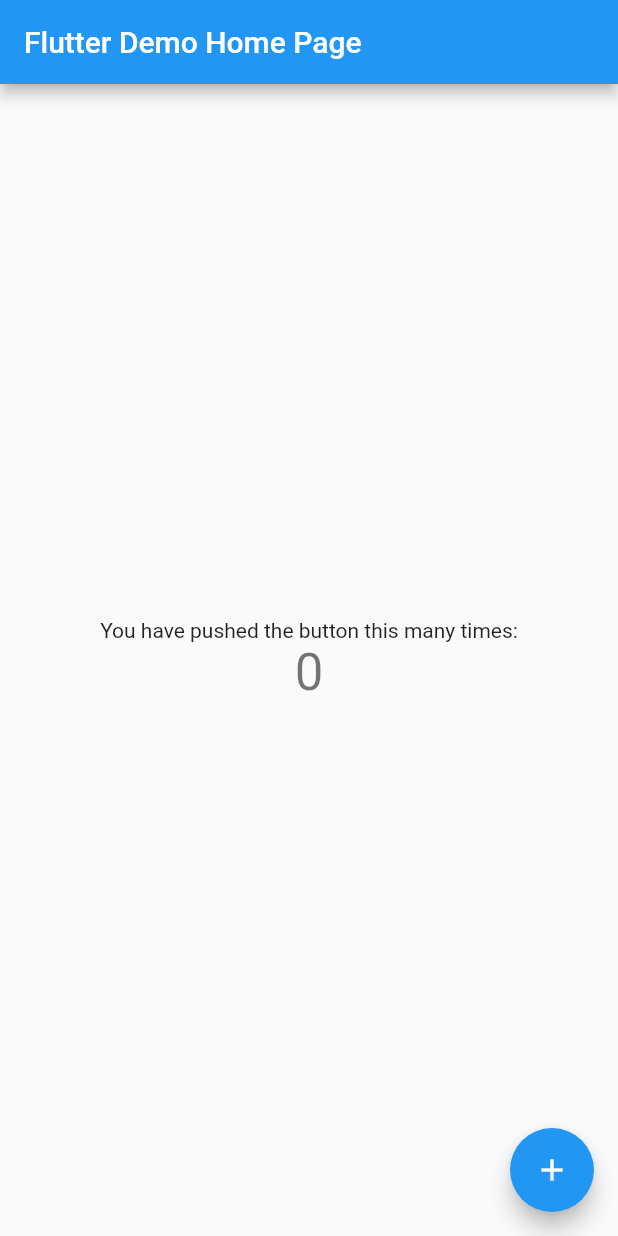
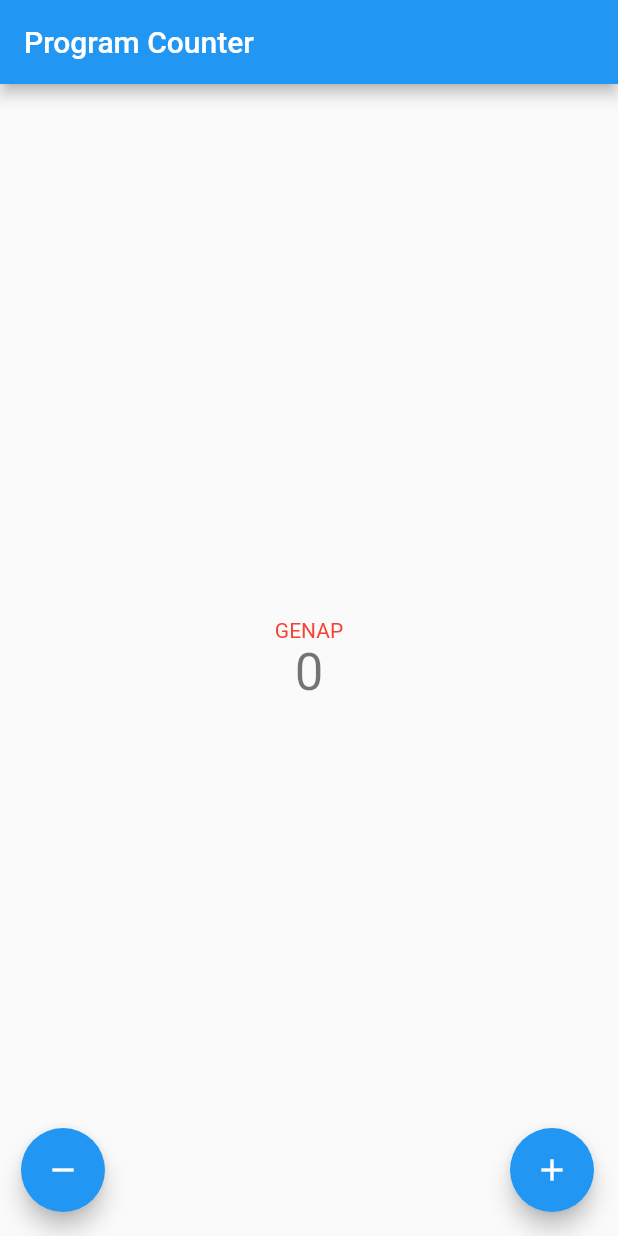
Before and after one commit to kezianatalia/pbp-flutter-lab, a Flutter app: the screen it shows after launch, on a phone screen of 412 x 824 dp. Run offline on Flutter 3.47's test engine with Material 2 defaults, Android fonts, the phone set to English and light mode, and no system bars.

Commit message:
program counter done

```diff
--- a/counter_7/lib/main.dart
+++ b/counter_7/lib/main.dart
@@ -24,7 +24,7 @@ class MyApp extends StatelessWidget {
         // is not restarted.
         primarySwatch: Colors.blue,
       ),
-      home: const MyHomePage(title: 'Flutter Demo Home Page'),
+      home: const MyHomePage(title: 'Program Counter'),
     );
   }
 }
@@ -58,6 +58,12 @@ class _MyHomePageState extends State<MyHomePage> {
       // _counter without calling setState(), then the build method would not be
       // called again, and so nothing would appear to happen.
       _counter++;
+    });
+  }
+
+  void _decrementCounter() {
+    setState(() {
+      if (_counter > 0) _counter--;
     });
   }
 
@@ -95,9 +101,20 @@ class _MyHomePageState extends State<MyHomePage> {
           // horizontal).
           mainAxisAlignment: MainAxisAlignment.center,
           children: <Widget>[
-            const Text(
-              'You have pushed the button this many times:',
-            ),
+            if (_counter % 2 == 0)
+              const Text(
+                'GENAP',
+                style: TextStyle(
+                  color: Colors.red,
+                ),
+              )
+            else if (_counter % 2 == 1)
+              const Text(
+                'GANJIL',
+                style: TextStyle(
+                  color: Colors.blue,
+                ),
+              ),
             Text(
               '$_counter',
               style: Theme.of(context).textTheme.headline4,
@@ -105,10 +122,21 @@ class _MyHomePageState extends State<MyHomePage> {
           ],
         ),
       ),
-      floatingActionButton: FloatingActionButton(
-        onPressed: _incrementCounter,
-        tooltip: 'Increment',
-        child: const Icon(Icons.add),
+      floatingActionButton: Padding(
+        padding: const EdgeInsets.only(left: 30),
+        child: Row(crossAxisAlignment: CrossAxisAlignment.end, children: [
+          FloatingActionButton(
+            onPressed: _decrementCounter,
+            tooltip: 'Decrement',
+            child: const Icon(Icons.remove),
+          ),
+          Expanded(child: Container()),
+          FloatingActionButton(
+            onPressed: _incrementCounter,
+            tooltip: 'Increment',
+            child: const Icon(Icons.add),
+          ),
+        ]),
       ), // This trailing comma makes auto-formatting nicer for build methods.
     );
   }
```
Also changed, not shown: 1 other file.
